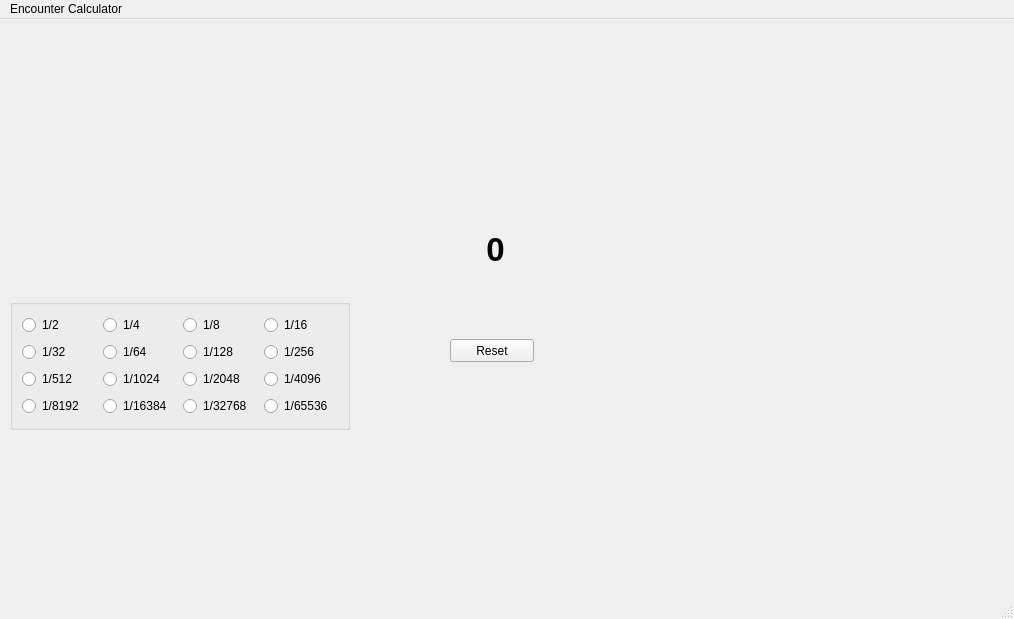
The window that mainwindow.ui (ZekAttack/Encounter-Calculator) describes before a commit, drawn with Qt 5.
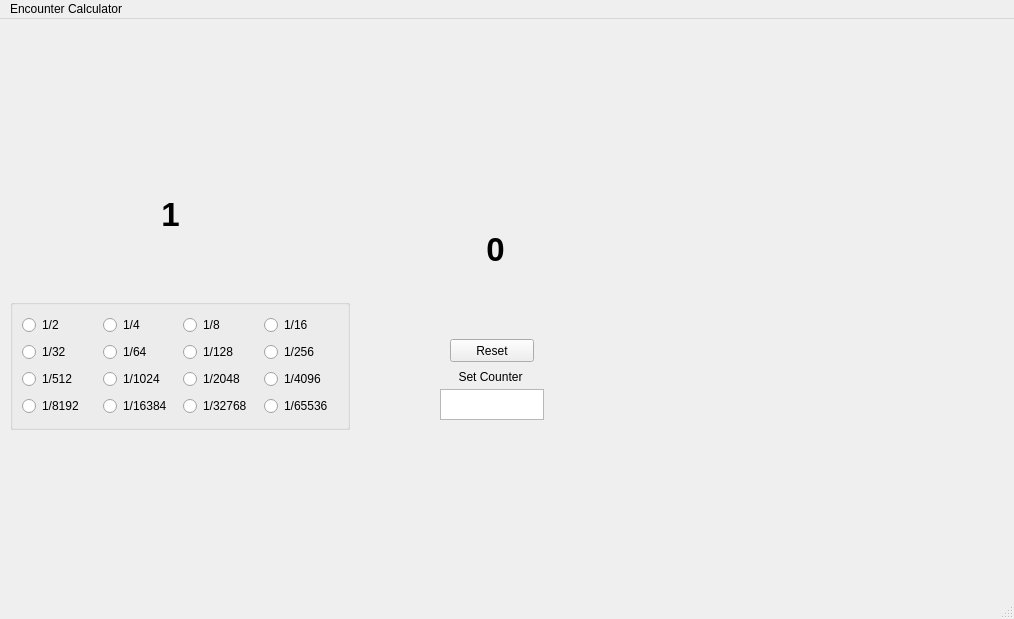
The same window after the commit.

Commit message: Implemented Radio Buttons and started Counter Editing

```diff
--- a/mainwindow.ui
+++ b/mainwindow.ui
@@ -30,7 +30,7 @@
      </font>
     </property>
     <property name="text">
-     <string/>
+     <string>1</string>
     </property>
     <property name="alignment">
      <set>Qt::AlignmentFlag::AlignCenter</set>
@@ -339,6 +339,32 @@
      <string>Reset</string>
     </property>
    </widget>
+   <widget class="QTextEdit" name="counterEdit">
+    <property name="geometry">
+     <rect>
+      <x>440</x>
+      <y>370</y>
+      <width>104</width>
+      <height>31</height>
+     </rect>
+    </property>
+   </widget>
+   <widget class="QLabel" name="label">
+    <property name="geometry">
+     <rect>
+      <x>450</x>
+      <y>350</y>
+      <width>81</width>
+      <height>16</height>
+     </rect>
+    </property>
+    <property name="text">
+     <string>Set Counter</string>
+    </property>
+    <property name="alignment">
+     <set>Qt::AlignmentFlag::AlignCenter</set>
+    </property>
+   </widget>
   </widget>
   <widget class="QMenuBar" name="menubar">
    <property name="geometry">
```
Left out of the diff: 2 changed lines with no effect on the pictures. The commit also changes 2 other files.
